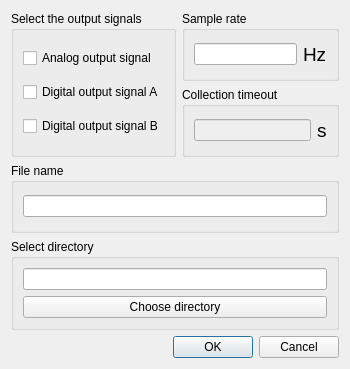
Old version of the form non_contact_tremor/trialsetup.ui in the repository oliveirafhm/NCCSystem.
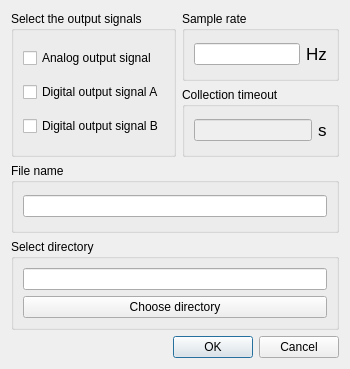
New version of the form.

Commit message: v1.0 Mac; Preparing to code again the serial comunication part, because it's not working on Windows plataform using qserialport library.

Patch:
```diff
--- a/non_contact_tremor/trialsetup.ui
+++ b/non_contact_tremor/trialsetup.ui
@@ -111,7 +111,7 @@
        <widget class="QLabel" name="label">
         <property name="font">
          <font>
-          <pointsize>14</pointsize>
+          <pointsize>13</pointsize>
          </font>
         </property>
         <property name="lineWidth">
@@ -161,7 +161,7 @@
        <widget class="QLabel" name="label_2">
         <property name="font">
          <font>
-          <pointsize>14</pointsize>
+          <pointsize>13</pointsize>
          </font>
         </property>
         <property name="text">
```
The commit also changes 3 other files.
